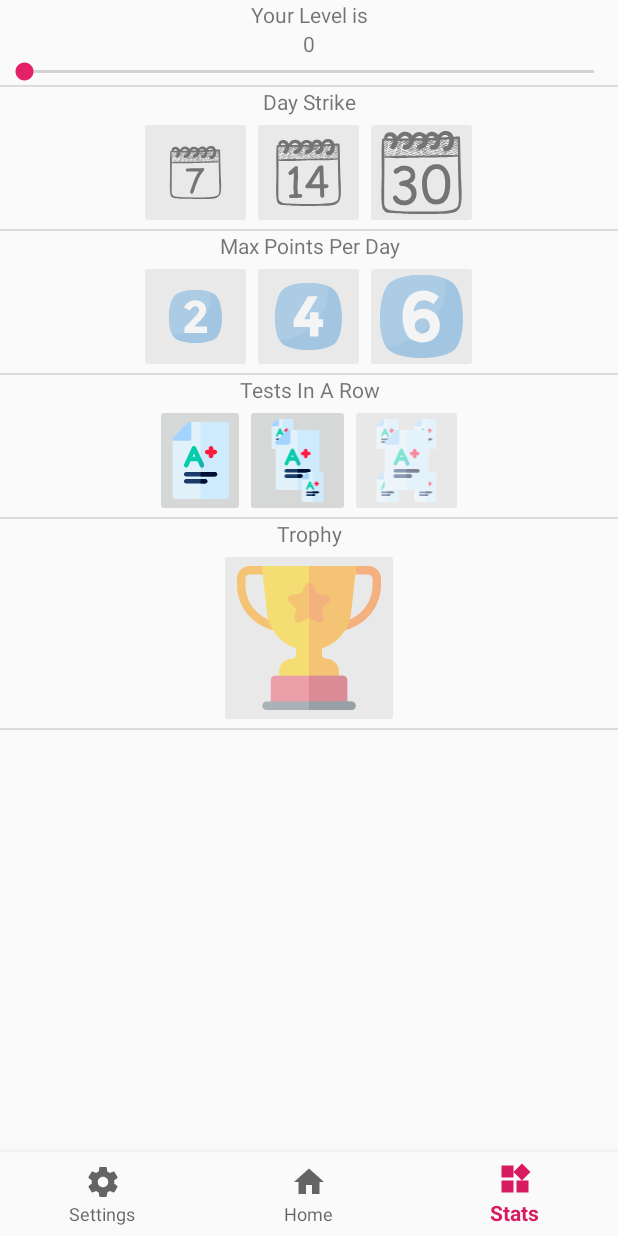
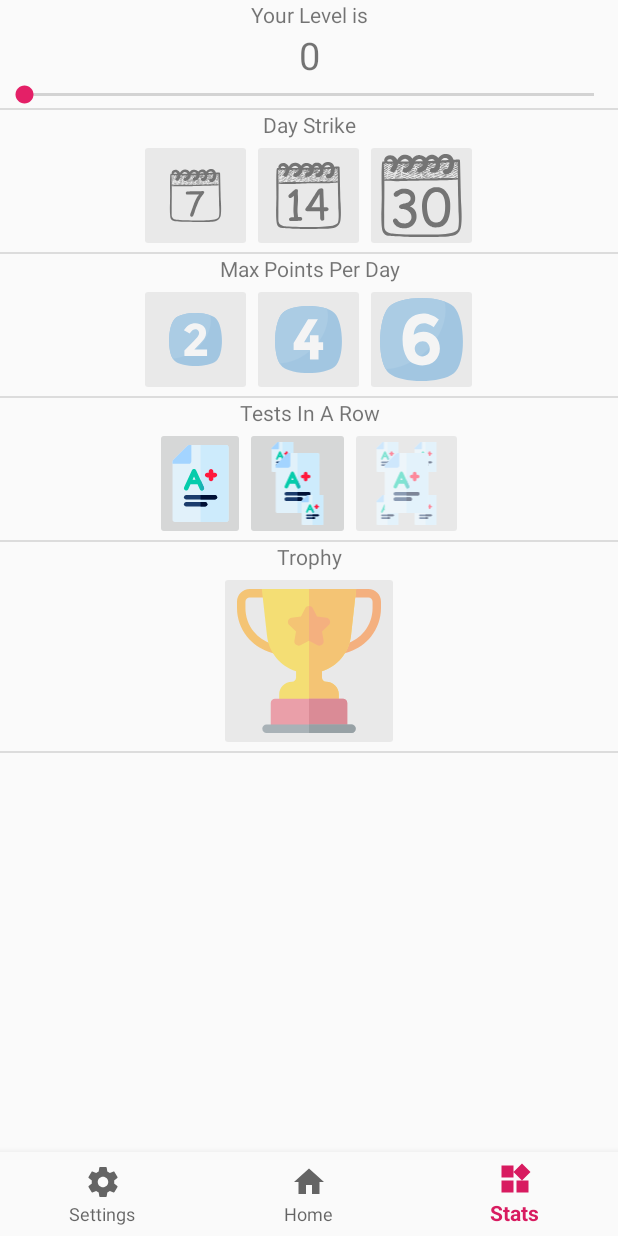
Before and after one commit to gfudim/math-is-fun, an Android app: the screen it shows after launch once a user with an empty profile is signed in (MainActivity), item 3 of the bottom bar chosen, on a phone screen of 412 x 824 dp. Run offline under Robolectric (Android 15) with nearby library versions, the phone set to English and light mode, and no system bars; our stand-ins replace Firebase (no records; nobody signed in at launch, a user with empty details on screens opened directly); libraries missing offline, so code that uses them is left out: io.paperdb; 3 statements that could not run were skipped.

Commit message:
level text size - bigger

```diff
--- a/app/src/main/res/layout/fragment_stats.xml
+++ b/app/src/main/res/layout/fragment_stats.xml
@@ -16,6 +16,7 @@
             android:gravity="center"
             android:layout_width="match_parent"
             android:layout_height="wrap_content"
+            android:textSize="25dp"
             android:text="0" />
         <SeekBar
             android:id="@+id/levelBar"
```
